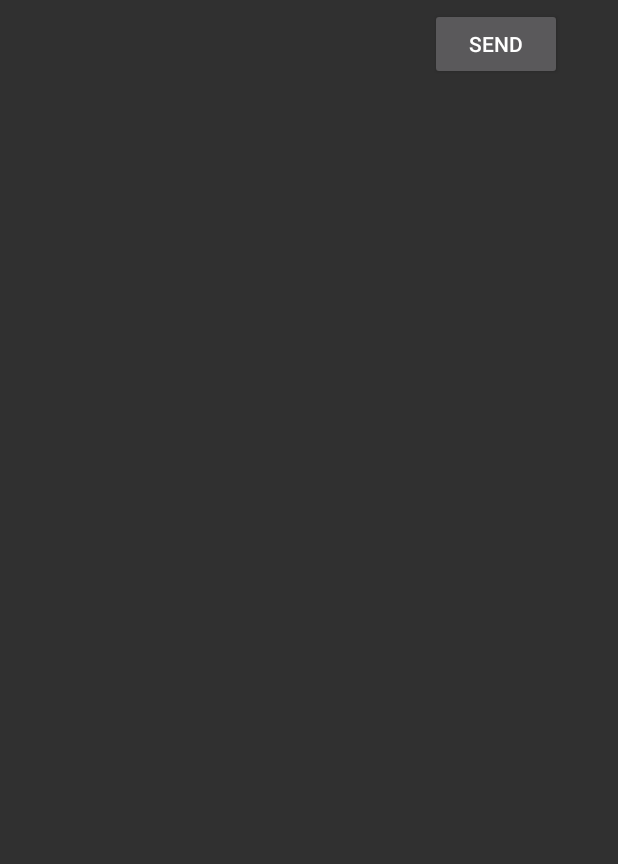
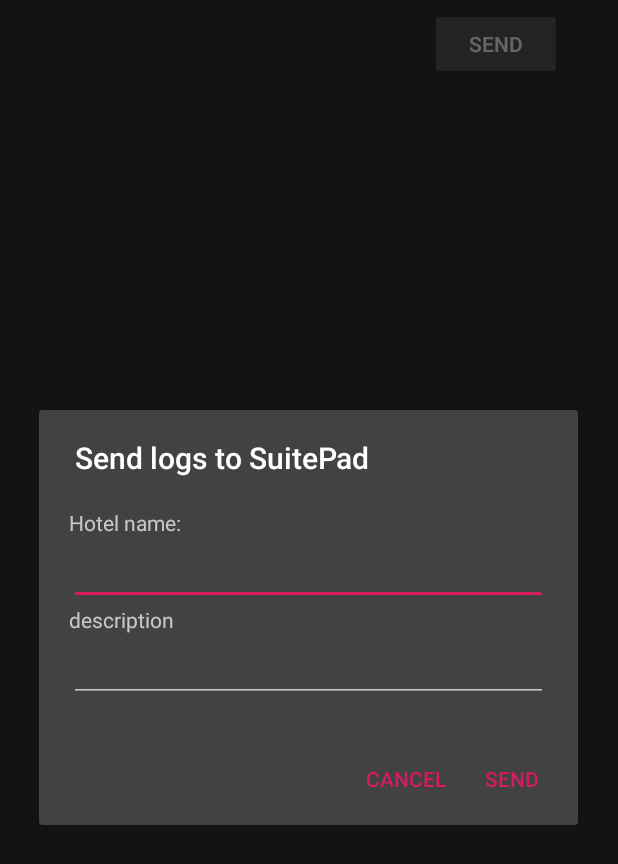
Before and after one commit to suitepad-gmbh/linbridge, an Android app: the screen it shows after launch (MainActivity), after a tap on "SEND", on a phone screen of 412 x 824 dp. Shown: the top 864 px of the screen. Run offline under Robolectric (Android 15) with nearby library versions, the phone set to English and light mode, and no system bars; our stand-ins replace Dagger/Hilt's generated code, Timber; libraries missing offline, so code that uses them is left out: com.crashlytics.android, com.sendgrid, io.fabric.sdk, org.linphone.core; 1 statement that could not run was skipped.

Commit message:
FEAT: add dialog to input hotel name and description before sending logs

```diff
--- a/app/src/main/java/de/suitepad/linbridge/MainActivity.kt
+++ b/app/src/main/java/de/suitepad/linbridge/MainActivity.kt
@@ -1,7 +1,10 @@
 package de.suitepad.linbridge
 
+import android.content.DialogInterface
 import android.support.v7.app.AppCompatActivity
 import android.os.Bundle
+import android.support.v4.app.DialogFragment
+import android.support.v7.app.AlertDialog
 import android.text.Html
 import android.view.View
 import android.widget.Toast
@@ -9,6 +12,7 @@ import com.sendgrid.SendGrid
 import de.suitepad.linbridge.helper.LogsExportHelper
 import de.suitepad.linbridge.logger.LogCatcher
 import kotlinx.android.synthetic.main.activity_main.*
+import kotlinx.android.synthetic.main.dialog_sendlogs.view.*
 import kotlinx.coroutines.*
 import timber.log.Timber
 
@@ -77,12 +81,24 @@ class MainActivity : AppCompatActivity(), LogCatcher.LogListener {
     }
 
     fun sendButton(view: View) {
+        val view = View.inflate(this, R.layout.dialog_sendlogs, null)
+        val dialog = AlertDialog.Builder(this)
+                .setNegativeButton("cancel") { dialog, which ->
+                    dialog.dismiss()
+                }.setPositiveButton("send") { dialog, which ->
                     GlobalScope.launch(Dispatchers.Main) {
                         LogsExportHelper(SendGrid(BuildConfig.SENDGRID_API_KEY)).also {
                             it.logs = cachedLog
+                            it.hotelName = view.hotelName.text.toString()
+                            it.description = view.logsDescription.text.toString()
                         }.sendIt()
                         Toast.makeText(this@MainActivity, "logs successfully uploaded", Toast.LENGTH_LONG).show()
                     }.start()
+                    dialog.dismiss()
+                }.setTitle("Send logs to SuitePad")
+                .setView(view)
+                .create()
+        dialog.show()
     }
 
 }
--- /dev/null
+++ b/app/src/main/res/layout/dialog_sendlogs.xml
@@ -0,0 +1,26 @@
+<?xml version="1.0" encoding="utf-8"?>
+<LinearLayout
+    xmlns:android="http://schemas.android.com/apk/res/android" android:layout_width="match_parent"
+    android:layout_height="match_parent"
+    android:orientation="vertical"
+    android:padding="20dp">
+
+    <TextView android:layout_width="wrap_content"
+        android:layout_height="wrap_content"
+        android:text="Hotel name:"/>
+
+    <EditText android:id="@+id/hotelName"
+        android:layout_width="match_parent"
+        android:layout_height="wrap_content"
+        android:singleLine="true"/>
+
+    <TextView android:layout_width="wrap_content"
+        android:layout_height="wrap_content"
+        android:text="description"/>
+
+    <EditText
+        android:id="@+id/logsDescription"
+        android:layout_width="match_parent"
+        android:layout_height="wrap_content"/>
+
+</LinearLayout>
```
Also changed, not shown: app/src/main/java/de/suitepad/linbridge/helper/LogsExportHelper.kt (+10 -3 lines). Lines whose indentation alone changed are shown as unchanged.
